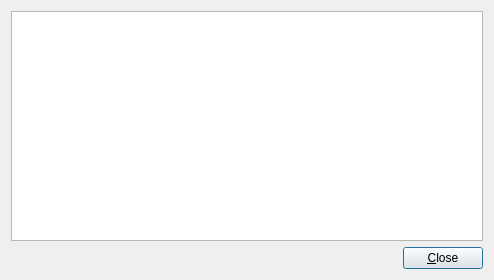
Above: src/firewallfabrik/gui/ui/debugdialog_q.ui from Linuxfabrik/firewallfabrik before the change. Below: the same form after it.
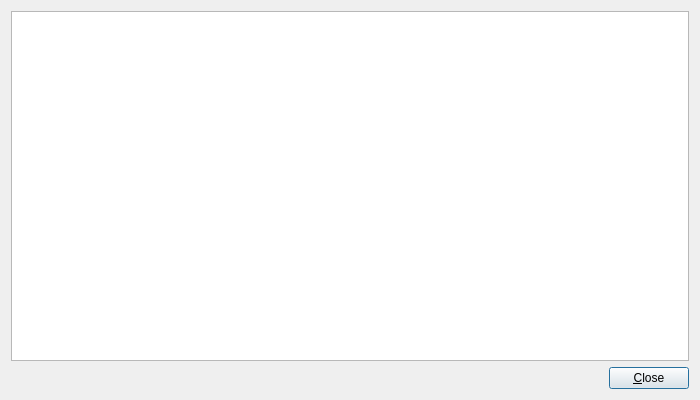
That is the form after the change.

Commit message:
refactor(gui): move static UI properties from Python into .ui files
Button enabled states, default text, and dialog sizes now live in
the .ui files where Qt Designer can manage them directly.

Diff of the .ui file:
```diff
--- a/src/firewallfabrik/gui/ui/debugdialog_q.ui
+++ b/src/firewallfabrik/gui/ui/debugdialog_q.ui
@@ -6,8 +6,8 @@
    <rect>
     <x>0</x>
     <y>0</y>
-    <width>494</width>
-    <height>280</height>
+    <width>700</width>
+    <height>400</height>
    </rect>
   </property>
   <property name="windowTitle">
```
The commit also changes 7 other files.
